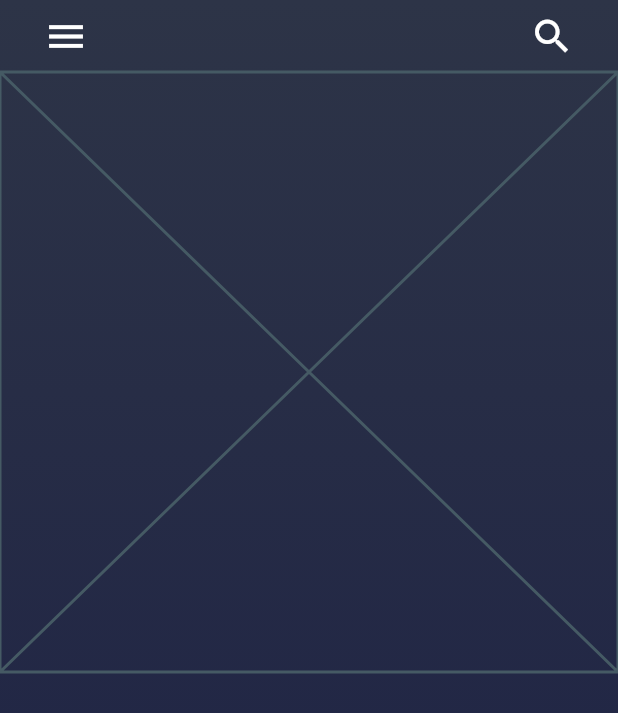
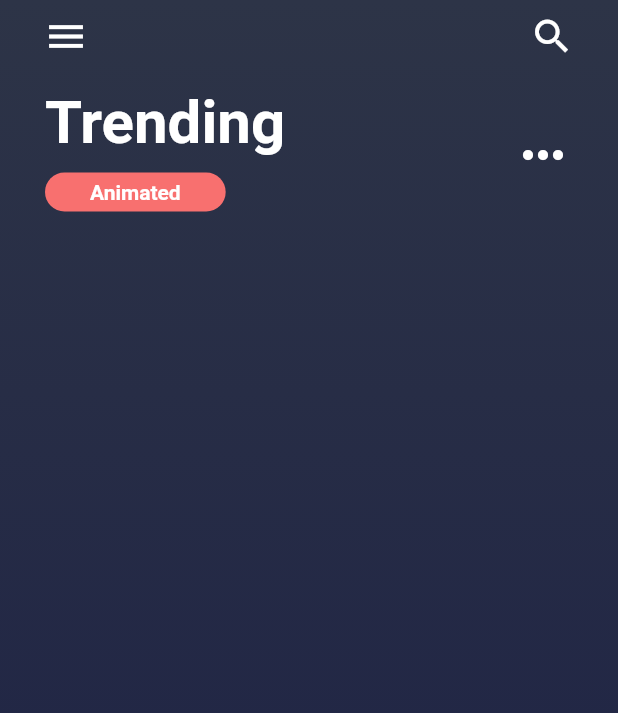
Before and after one commit to jacksonaljs/bn_stories, a Flutter app: the screen it shows after launch, on a phone screen of 412 x 824 dp. Shown: the top 713 px of the screen. Run offline on Flutter 3.47's test engine with Material 2 defaults, Android fonts, the phone set to English and light mode, and no system bars.

Commit message:
Added trending and animated

```diff
--- a/lib/story.dart
+++ b/lib/story.dart
@@ -16,9 +16,7 @@ class _StoryState extends State<Story>{
           Column(
             children: <Widget>[
               _buildNavigationBar(),
-              Container(
-                child: Placeholder(),
-              )
+              _buildTrending(),
             ],
           )
         ],
@@ -26,6 +24,47 @@ class _StoryState extends State<Story>{
     );
   }
 
+  _buildTrending(){
+    return Container(
+      padding: EdgeInsets.only(left: 30,right: 30,top: 10),
+      child: Row(
+        children: <Widget>[
+          Column(
+            crossAxisAlignment: CrossAxisAlignment.start,
+            children: <Widget>[
+              Text("Trending",style: TextStyle(
+                  fontSize: 40,
+                  fontWeight: FontWeight.w700,
+                  color: Colors.white
+              )),
+              SizedBox(
+                height: 10,),
+
+              Container(
+                padding: EdgeInsets.symmetric(horizontal: 30,vertical: 5),
+                decoration: ShapeDecoration(
+                  color: Color.fromARGB(255, 248, 112, 111),
+                  shape: StadiumBorder(),
+                ),
+                child: Text("Animated",style: TextStyle(
+                  fontSize: 14,
+                  color: Colors.white,
+                  fontWeight: FontWeight.w600
+                ),),
+              )
+            ],
+          ),
+          Spacer(),
+          IconButton(
+            onPressed: (){},
+            icon: Icon(
+              Icons.more_horiz,
+              color: Colors.white,
+              size: 40,
+            ))
+  ],
+    ),
+    );}
 
   _buildNavigationBar(){
     return SafeArea(
```
